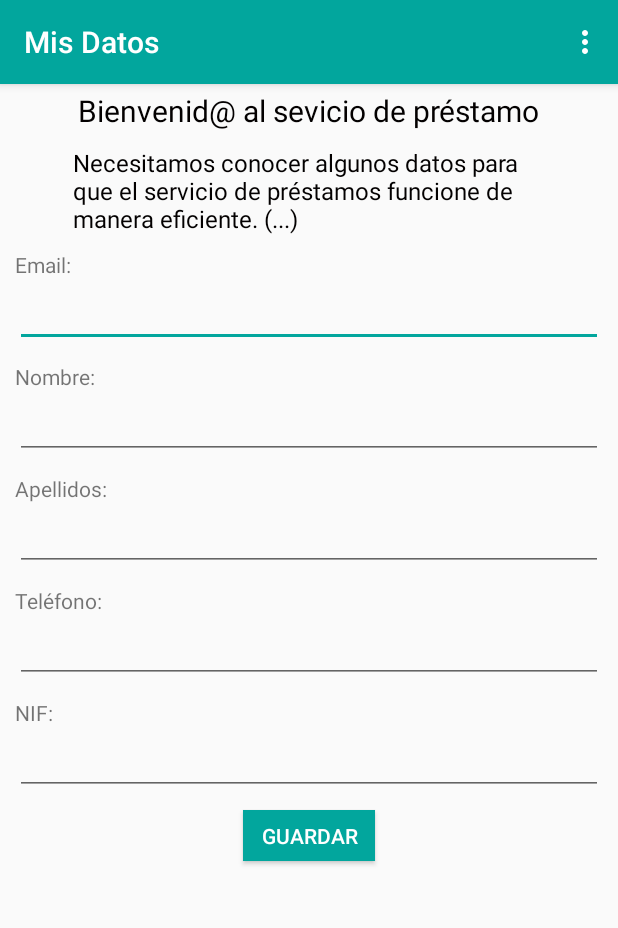
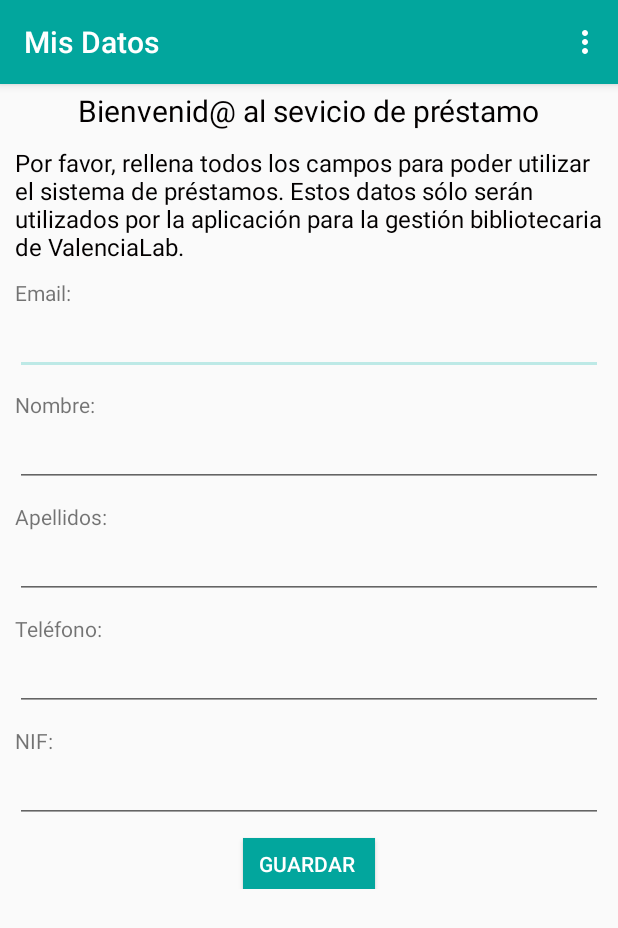
Before and after one commit to SIREDO/AppBiblioteca, an Android app: the MainActivity screen opened directly, with no data from a screen before it, in the options menu, after a tap on "Mis Datos", on a phone screen of 412 x 824 dp. Shown: the top 928 px of the screen. Run offline under Robolectric (Android 15) with nearby library versions, the phone set to English and light mode, and no system bars.

```diff
--- a/app/src/main/res/anim/mover.xml
+++ b/app/src/main/res/anim/mover.xml
@@ -3,9 +3,8 @@
     xmlns:android="http://schemas.android.com/apk/res/android"
     android:interpolator="@android:anim/linear_interpolator"
     android:fillAfter="true">
-<translate
-    android:duration="4000"
-    android:fromYDelta="0%"
-    android:toYDelta="100%"
-    android:zAdjustment="bottom"/>
+
+    <alpha
+        android:duration="2000"
+        android:toAlpha="1.0" android:fromAlpha="0.5"/>
 </set>
--- a/app/src/main/res/layout/content_datos.xml
+++ b/app/src/main/res/layout/content_datos.xml
@@ -1,9 +1,11 @@
 <?xml version="1.0" encoding="utf-8"?>
+
     <LinearLayout
         android:orientation="vertical"
         android:layout_width="match_parent"
         android:layout_height="match_parent"
         xmlns:android="http://schemas.android.com/apk/res/android">
+
     <TextView
         android:layout_width="wrap_content"
         android:layout_height="wrap_content"
@@ -16,15 +18,30 @@
         android:layout_gravity="center_horizontal" />
 
     <TextView
-        android:layout_width="314dp"
+        android:layout_width="match_parent"
         android:layout_height="wrap_content"
         android:textAppearance="?android:attr/textAppearanceLarge"
-        android:text="@string/pideDatos"
         android:id="@+id/tvPideDat"
         android:layout_marginTop="10dp"
         android:textSize="16dp"
         android:textColor="#030000"
-        android:layout_gravity="center_horizontal" />
+        android:layout_gravity="center_horizontal"
+        android:text="@string/pideDatos"
+        android:layout_marginLeft="10dp"
+        android:layout_marginRight="10dp" />
+
+
+    <ScrollView
+        android:layout_width="match_parent"
+        android:layout_height="match_parent"
+        android:scrollbarTrackVertical="@color/colorPrimary"
+        android:scrollbarSize="3dp"
+        android:id="@+id/scrollView" >
+        <LinearLayout
+            android:orientation="vertical"
+            android:layout_width="match_parent"
+            android:layout_height="match_parent"
+            xmlns:android="http://schemas.android.com/apk/res/android">
 
         <TextView
             android:layout_width="wrap_content"
@@ -33,7 +50,10 @@
             android:text="Email:"
             android:id="@+id/tvmail"
             android:layout_marginTop="10dp"
-        android:layout_marginLeft="10dp" />
+            android:layout_marginLeft="10dp"
+            android:overScrollMode="always"
+            android:scrollbarStyle="insideInset"
+            android:scrollbars="vertical"/>
 
         <EditText
             android:layout_width="match_parent"
@@ -44,7 +64,10 @@
             android:layout_marginBottom="10dp"
             android:layout_marginLeft="10dp"
             android:layout_marginRight="10dp"
-        android:layout_gravity="center_horizontal" />
+            android:layout_gravity="center_horizontal"
+            android:overScrollMode="always"
+            android:scrollbarStyle="insideInset"
+            android:scrollbars="vertical"/>
 
         <TextView
             android:layout_width="wrap_content"
@@ -52,7 +75,10 @@
             android:textAppearance="?android:attr/textAppearanceSmall"
             android:text="Nombre:"
             android:id="@+id/tvNom"
-        android:layout_marginLeft="10dp" />
+            android:layout_marginLeft="10dp"
+            android:overScrollMode="always"
+            android:scrollbarStyle="insideInset"
+            android:scrollbars="vertical"/>
 
         <EditText
             android:layout_width="match_parent"
@@ -63,7 +89,10 @@
             android:layout_marginLeft="10dp"
             android:layout_marginRight="10dp"
             android:layout_marginBottom="10dp"
-        android:layout_gravity="center_horizontal" />
+            android:layout_gravity="center_horizontal"
+            android:overScrollMode="always"
+            android:scrollbarStyle="insideInset"
+            android:scrollbars="vertical"/>
 
         <TextView
             android:layout_width="wrap_content"
@@ -71,7 +100,10 @@
             android:textAppearance="?android:attr/textAppearanceSmall"
             android:text="Apellidos:"
             android:id="@+id/tvApell"
-        android:layout_marginLeft="10dp" />
+            android:layout_marginLeft="10dp"
+            android:overScrollMode="always"
+            android:scrollbarStyle="insideInset"
+            android:scrollbars="vertical"/>
 
         <EditText
             android:layout_width="match_parent"
@@ -82,7 +114,10 @@
             android:layout_marginLeft="10dp"
             android:layout_marginRight="10dp"
             android:layout_marginBottom="10dp"
-        android:layout_gravity="center_horizontal" />
+            android:layout_gravity="center_horizontal"
+            android:overScrollMode="always"
+            android:scrollbarStyle="insideInset"
+            android:scrollbars="vertical"/>
 
         <TextView
             android:layout_width="wrap_content"
@@ -90,18 +125,25 @@
             android:textAppearance="?android:attr/textAppearanceSmall"
             android:text="Teléfono:"
             android:id="@+id/tvTelf"
-        android:layout_marginLeft="10dp" />
+            android:layout_marginLeft="10dp"
+            android:overScrollMode="always"
+            android:scrollbarStyle="insideInset"
+            android:scrollbars="vertical"/>
 
         <EditText
             android:layout_width="match_parent"
             android:layout_height="wrap_content"
             android:inputType="phone"
             android:ems="10"
+            android:maxLength="10"
             android:id="@+id/etTelf"
             android:layout_marginLeft="10dp"
             android:layout_marginRight="10dp"
             android:layout_marginBottom="10dp"
-        android:layout_gravity="center_horizontal" />
+            android:layout_gravity="center_horizontal"
+            android:overScrollMode="always"
+            android:scrollbarStyle="insideInset"
+            android:scrollbars="vertical"/>
 
         <TextView
             android:layout_width="wrap_content"
@@ -109,16 +151,23 @@
             android:textAppearance="?android:attr/textAppearanceSmall"
             android:text="NIF:"
             android:id="@+id/tvDni"
-        android:layout_marginLeft="10dp" />
+            android:layout_marginLeft="10dp"
+            android:overScrollMode="always"
+            android:scrollbarStyle="insideInset"
+            android:scrollbars="vertical"/>
 
         <EditText
             android:layout_width="match_parent"
             android:layout_height="wrap_content"
             android:id="@+id/etDni"
+            android:maxLength="9"
             android:layout_marginLeft="10dp"
             android:layout_marginRight="10dp"
             android:layout_marginBottom="10dp"
-        android:layout_gravity="center_horizontal" />
+            android:layout_gravity="center_horizontal"
+            android:overScrollMode="always"
+            android:scrollbarStyle="insideInset"
+            android:scrollbars="vertical"/>
 
         <Button
             android:layout_width="wrap_content"
@@ -127,6 +176,15 @@
             android:id="@+id/bGuardaDatos"
             android:layout_gravity="center_horizontal"
             android:background="@color/colorPrimary"
-        android:textColor="#ffffff" />
+            android:textColor="#ffffff"
+            android:overScrollMode="always"
+            android:scrollbarStyle="insideInset"
+            android:scrollbars="vertical"/>
+        </LinearLayout>
+
+    </ScrollView>
+
+
+
 
 </LinearLayout>
--- a/app/src/main/res/layout/splash.xml
+++ b/app/src/main/res/layout/splash.xml
@@ -10,6 +10,7 @@
         android:background="@mipmap/logotrans"
         android:src="@drawable/logotrans"
         android:layout_gravity="center_horizontal"
-        android:layout_marginLeft="5dp" />
+        android:layout_marginLeft="30dp"
+        android:layout_marginTop="180dp" />
 
 </LinearLayout>
--- a/app/src/main/res/menu/menu_main.xml
+++ b/app/src/main/res/menu/menu_main.xml
@@ -3,13 +3,33 @@
     xmlns:tools="http://schemas.android.com/tools"
     tools:context="fct.sreolid.appbiblioteca.MainActivity">
     <item
+        android:id="@+id/inicio"
+        android:orderInCategory="100"
+        android:icon="@android:drawable/ic_menu_crop"
+        android:title="Inicio"
+        app:showAsAction="never" />
+    <item
         android:id="@+id/action_settings"
         android:orderInCategory="100"
+        android:icon="@android:drawable/ic_menu_crop"
         android:title="@string/action_settings"
+        app:showAsAction="never" />
+    <item
+        android:id="@+id/historial"
+        android:orderInCategory="100"
+        android:icon="@android:drawable/ic_menu_agenda"
+        android:title="@string/historial"
+        app:showAsAction="never" />
+    <item
+        android:id="@+id/ayuda"
+        android:orderInCategory="100"
+        android:icon="@android:drawable/ic_menu_help"
+        android:title="Ayuda"
         app:showAsAction="never" />
     <item
         android:id="@+id/salir"
         android:orderInCategory="100"
+        android:icon="@android:drawable/ic_menu_close_clear_cancel"
         android:title="Cerrar aplicación"
         app:showAsAction="never" />
 </menu>
--- a/app/src/main/res/values/colors.xml
+++ b/app/src/main/res/values/colors.xml
@@ -2,6 +2,6 @@
 <resources>
     <color name="colorPrimary">#02A69D</color>
     <color name="colorPrimaryDark">#000003</color>
-    <color name="colorAccent">#02A69D</color>
+    <color name="colorAccent">#BDE9E6</color>
     <color name="colorTextoTitulo">#033076</color>
 </resources>
--- a/app/src/main/res/values/strings.xml
+++ b/app/src/main/res/values/strings.xml
@@ -3,10 +3,11 @@
     <string name="no">No</string>
     <string name="app_name">AppBiblioteca</string>
     <string name="action_settings">Mis Datos</string>
+    <string name="historial">Historial de préstamos</string>
     <string name="title_activity_datos">Datos de usuario</string>
     <string name="bienvenido">Bienvenid@ al sevicio de préstamo</string>
     <string name="bienvenido_land">"Bienvenid@ al sevicio \n de préstamo"</string>
-    <string name="pideDatos">Necesitamos conocer algunos datos para que el servicio de préstamos funcione de manera eficiente. (...)</string>
-    <string name="pideDatos_land">"Necesitamos conocer algunos datos para que el servicio de préstamos funcione de manera eficiente. Podrás modificar tus datos en cualquier momento, accediendo desde el menú superior a 'Mis Datos'."</string>
+    <string name="pideDatos">Por favor, rellena todos los campos para poder utilizar el sistema de préstamos. Estos datos sólo serán utilizados por la aplicación para la gestión bibliotecaria de ValenciaLab.</string>
     <string name="saludo_inicio">"Hola nom_usuario,\n ¿qué podemos hacer por ti?"</string>
+    <string name="title_activity_historial">Historial</string>
 </resources>
```
Also changed, not shown: app/build.gradle (+7 -1 lines), app/src/main/AndroidManifest.xml (+15 -10 lines), app/src/main/java/fct/sreolid/appbiblioteca/Datos.java (+38 -24 lines), app/src/main/java/fct/sreolid/appbiblioteca/IntentIntegrator.java (+8 -12 lines), app/src/main/java/fct/sreolid/appbiblioteca/SplashScreenActivity.java (+4 -23 lines), app/src/main/res/layout/dialog_d.xml (+13 -12 lines), app/src/main/res/layout/dialog_p.xml (+12 -12 lines), app/src/main/res/drawable/icon.png, app/src/main/res/mipmap-hdpi/ic_launcher.png (deleted). Lines whose indentation alone changed are shown as unchanged.
